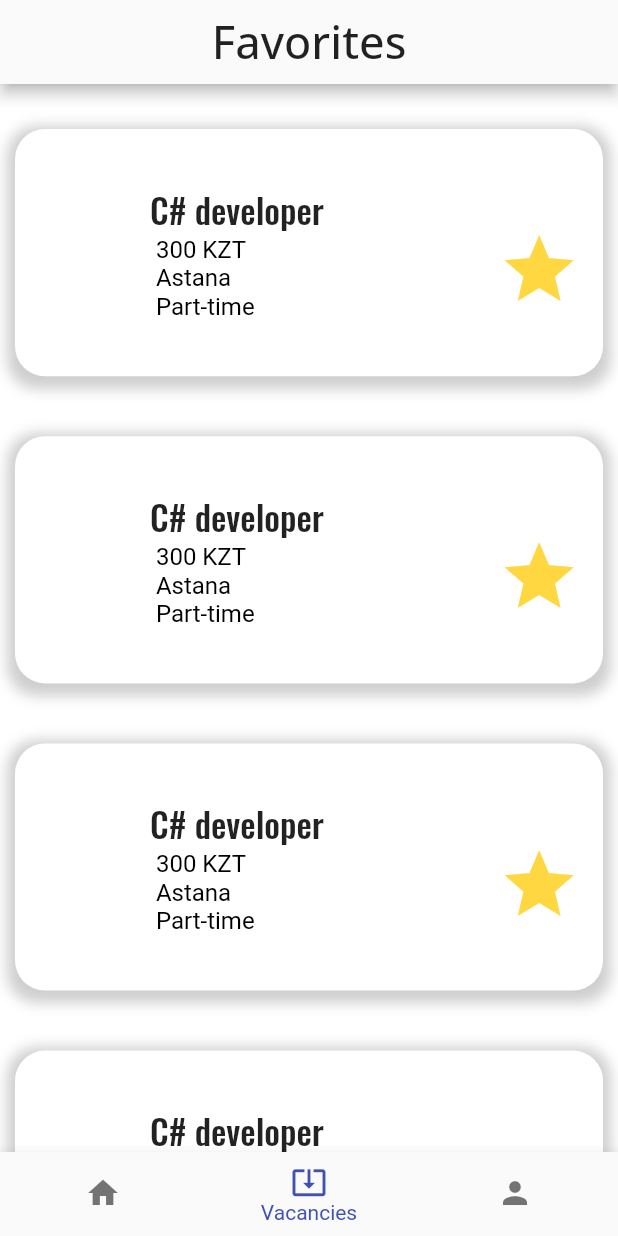
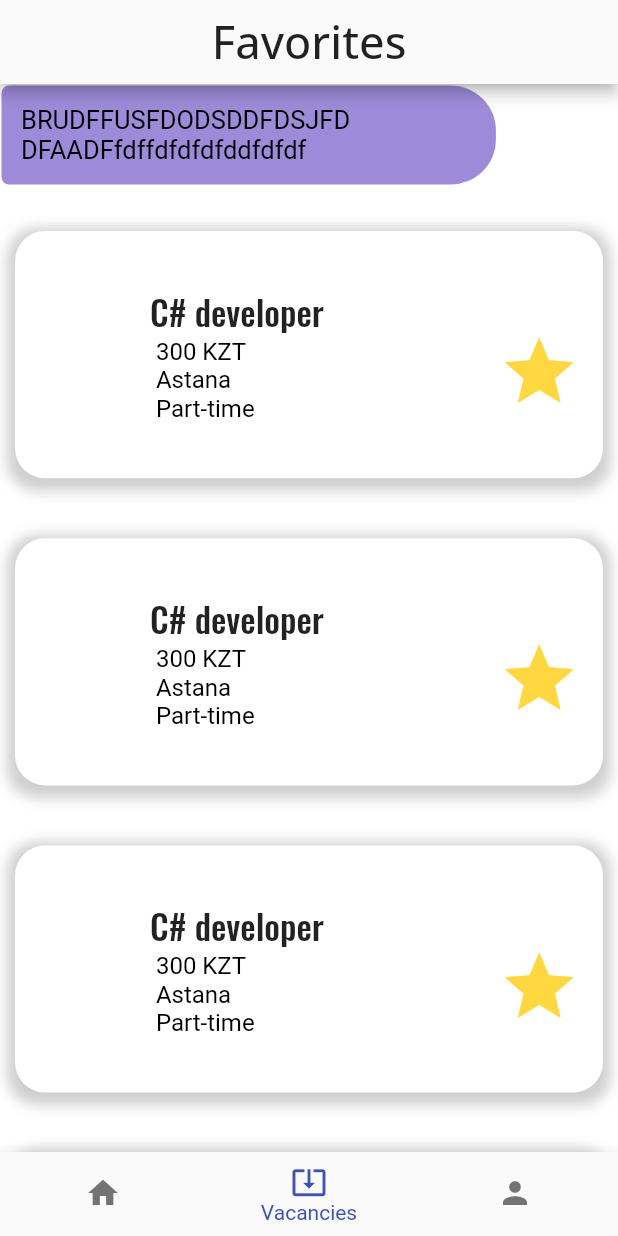
Before and after one commit to AkamazZz/FM_Flutter, a Flutter app: the screen it shows after launch, item 2 of the bottom bar chosen, on a phone screen of 412 x 824 dp. Run offline on Flutter 3.47's test engine with Material 2 defaults, Android fonts, the phone set to English and light mode, and no system bars; our stand-ins replace bloc, equatable, flutter_bloc, font_awesome_flutter, google_fonts, hexcolor.

Commit message:
Added message widget

```diff
--- a/lib/pages/vacancies_page.dart
+++ b/lib/pages/vacancies_page.dart
@@ -1,5 +1,6 @@
 
 import 'package:find_master/models/vacancy.dart';
+import 'package:find_master/pages/widgets/messege/message.dart';
 import 'package:find_master/pages/widgets/vacancy/vacancy.dart';
 import 'package:flutter/material.dart';
 import 'package:google_fonts/google_fonts.dart';
@@ -63,12 +64,15 @@ class VacanciesPage extends StatelessWidget {
         itemBuilder: (context, index) {
 
 
-            return VacancyWidget(
+            if (index == 0) {
+               return Message(message: 'BRUDFFUSFDODSDDFDSJFD DFAADFfdffdfdfdfddfdfdf', isMe: false);
+            }else {
+              return VacancyWidget(
                 Vacancy(vacancy_exp: '0', vacancy_date_posted: DateTime(2021),
                     vacancy_salary: 300, vacancy_requirments: '0', vacancy_description: "Labore sunt veniam amet est. Minim nisi dolor eu ad incididunt cillum elit ex ut. Dolore exercitation nulla tempor consequat aliquip occaecat. Nisi id ipsum irure aute. Deserunt sit aute irure quis nulla eu consequat fugiat Lorem sunt magna et consequat labore. Laboris incididunt id Lorem est duis deserunt nisi dolore eiusmod culpa exercitation consectetur. Fugiat do aliqua laboris cillum sint dolor officia adipisicing excepteur fugiat officia. Cupidatat ut elit consequat ea laborum occaecat laborum aute consectetur Lorem exercitation. Lorem anim minim officia aliquip commodo deserunt mollit. Duis deserunt quis cillum voluptate duis ipsum quis incididunt elit excepteur excepteur labore duis cillum. Voluptate sint nulla minim eiusmod in nulla. Ea id ad duis esse adipisicing culpa ex esse ea dolore consequat. Reprehenderit eu minim veniam aliquip do ipsum duis do qui adipisicing aliquip ad occaecat.",
                     user_id: 1, vacancy_name: 'C# developer', vacancy_employment_type: 'Part-time',
                     vacancy_employer_name: 'Slave', vacancy_address: 'Astana'
-                ), true);
+                ), true);};
 
         },
         itemCount: 10,
--- a/lib/pages/vacancy_page.dart
+++ b/lib/pages/vacancy_page.dart
@@ -8,6 +8,7 @@ import 'package:google_fonts/google_fonts.dart';
 class VacancyPage extends StatefulWidget {
   final Vacancy vacancy;
   bool isFavorite;
+  bool isEmployer = false;
   VacancyPage({Key? key, required this.vacancy, required this.isFavorite}) : super(key: key);
 
 
--- /dev/null
+++ b/lib/pages/widgets/messege/message.dart
@@ -0,0 +1,93 @@
+import 'package:flutter/material.dart';
+import 'package:hexcolor/hexcolor.dart';
+
+class Message extends StatelessWidget {
+  final bool isMe;
+
+  final String message;
+
+
+  const Message({
+    Key? key, required this.isMe, required this.message,
+  }) : super(key: key);
+
+  @override
+  Widget build(BuildContext context) {
+    if (isMe) {
+      return Padding(
+        padding: const EdgeInsets.all(1.0),
+        child: Row(
+          mainAxisAlignment: MainAxisAlignment.end,
+          children: <Widget>[
+            Flexible(
+              child: Container(
+                constraints: BoxConstraints(
+
+          maxWidth: MediaQuery.of(context).size.width/1.25,
+        ),
+                decoration: BoxDecoration(
+                  color: HexColor('#5325E8'),
+                  borderRadius: BorderRadius.only(
+                      topRight: Radius.circular(5),
+                      bottomRight: Radius.circular(5),
+                      topLeft: Radius.circular(30),
+                      bottomLeft: Radius.circular(30)
+                  ),
+                ),
+                child: Padding(
+                  padding: const EdgeInsets.all(13.0),
+                  child: Text(
+                    message,
+                    style: TextStyle(
+                        color: Colors.white,
+                        fontSize: 17
+                    ),
+                  ),
+                ),
+              ),
+            )
+          ],
+        ),
+      );
+    } else {
+      return Padding(
+        padding: EdgeInsets.all(1.0),
+        child: Row(
+          crossAxisAlignment: CrossAxisAlignment.start,
+          children: <Widget>[
+
+
+            Flexible(
+              child: Container(
+                constraints: BoxConstraints(
+
+                  maxWidth: MediaQuery.of(context).size.width/1.25,
+                ),
+                decoration: BoxDecoration(
+                  color: HexColor('#9d8bd9'),
+                  borderRadius: BorderRadius.only(
+                      topLeft: Radius.circular(5),
+                      bottomLeft: Radius.circular(5),
+                      topRight: Radius.circular(30),
+                      bottomRight: Radius.circular(30)
+
+                  ),
+                ),
+                child: Padding(
+                  padding: const EdgeInsets.all(13.0),
+                  child: Text(
+                    message,
+                    style: TextStyle(
+                        color: Colors.black,
+                        fontSize: 17
+                    ),
+                  ),
+                ),
+              ),
+            )
+          ],
+        ),
+      );
+    }
+  }
+}
```
